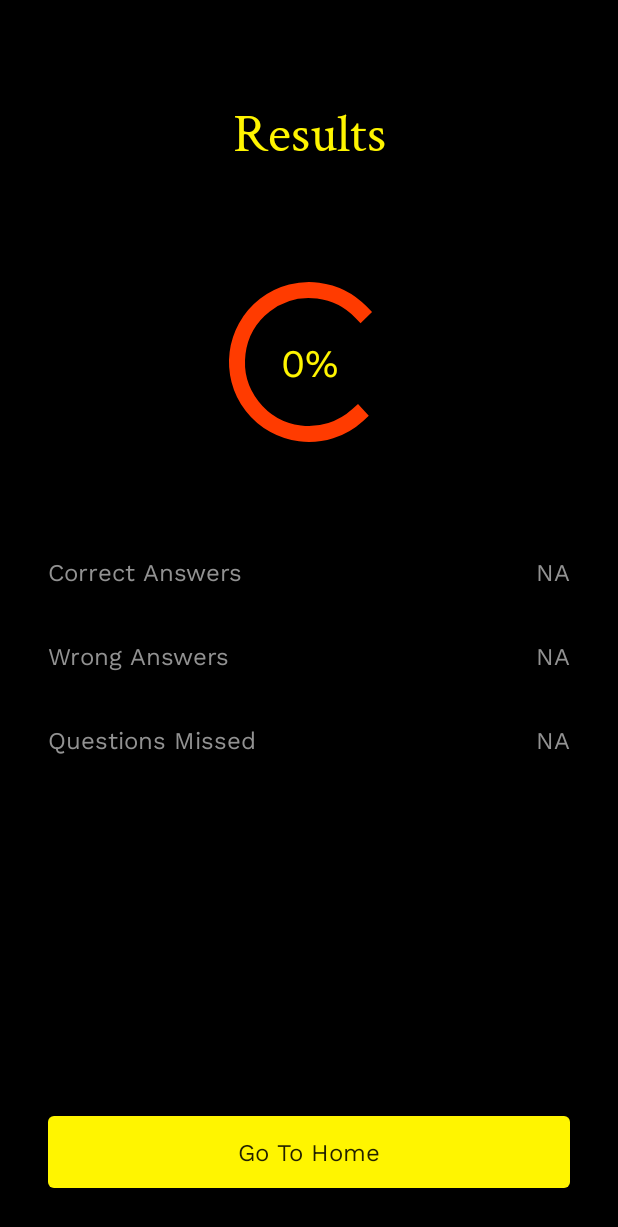
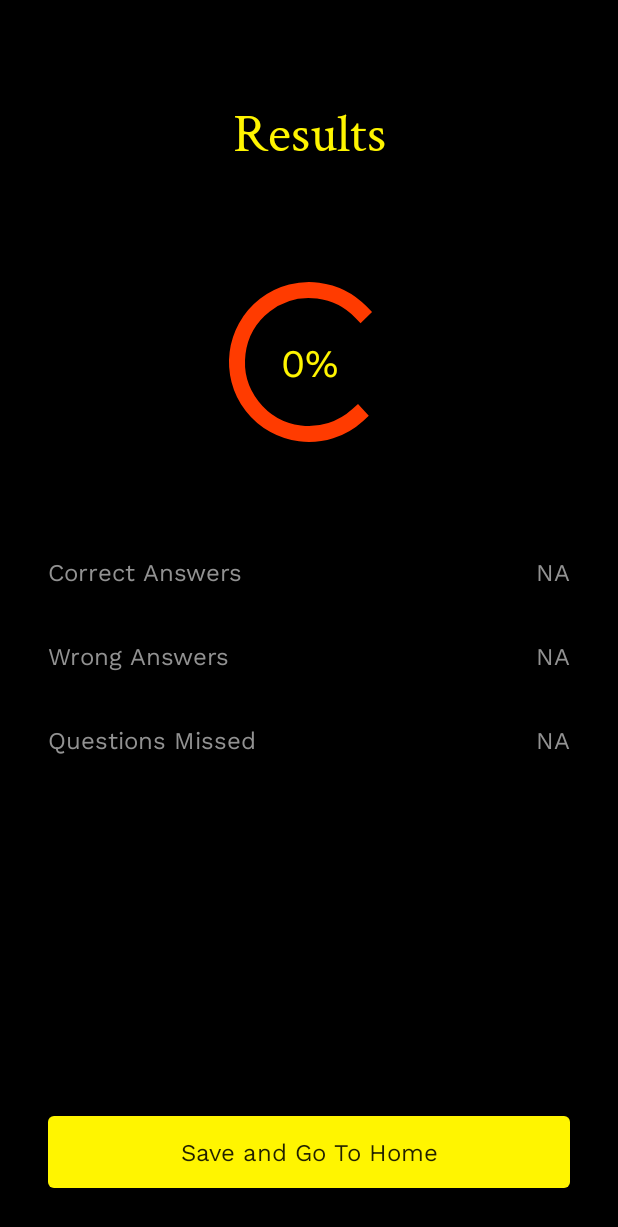
Before and after one commit to GeraudLuku/Squezap, an Android app: the fragment ResultFragment placed in its activity, on a phone screen of 412 x 824 dp. Shown: the top 1227 px of the screen. Run offline under Robolectric (Android 15) with nearby library versions, the phone set to English and light mode, and no system bars; our stand-ins replace Firebase (no records; nobody signed in at launch, a user with empty details on screens opened directly), RxJava; pictures from the network do not load; 8 statements that could not run were skipped.

Commit message:
added option of user to save the score to database

```diff
--- a/app/build.gradle
+++ b/app/build.gradle
@@ -30,8 +30,10 @@ dependencies {
     implementation 'androidx.appcompat:appcompat:1.1.0'
     implementation 'androidx.constraintlayout:constraintlayout:1.1.3'
     implementation 'androidx.legacy:legacy-support-v4:1.0.0'
+
     implementation 'com.google.firebase:firebase-auth:19.3.0'
     implementation 'com.google.firebase:firebase-database:19.2.1'
+
     testImplementation 'junit:junit:4.12'
     androidTestImplementation 'androidx.test.ext:junit:1.1.0'
     androidTestImplementation 'androidx.test.espresso:espresso-core:3.1.1'
@@ -61,7 +63,5 @@ dependencies {
     implementation 'com.github.bumptech.glide:glide:4.11.0'
     annotationProcessor 'com.github.bumptech.glide:compiler:4.11.0'
 
-    //Google Mobile Ads SDK
-    implementation 'com.google.android.gms:play-services-ads:19.0.1'
 
 }
--- a/app/src/main/java/com/geraud/quizzapp/Feature/DetailsFragment.java
+++ b/app/src/main/java/com/geraud/quizzapp/Feature/DetailsFragment.java
@@ -102,6 +102,8 @@ public class DetailsFragment extends Fragment implements View.OnClickListener {
         //start quiz button
         detailsStartBtn = view.findViewById(R.id.details_start_btn);
         detailsStartBtn.setOnClickListener(this);
+
+        //get and set last score
     }
 
 
@@ -109,7 +111,7 @@ public class DetailsFragment extends Fragment implements View.OnClickListener {
     @Override
     public void onClick(View v) {
         if (v.getId() == R.id.details_start_btn) {
-            Log.d("Object",category.toString());
+            Log.d("Object", category.toString());
             DetailsFragmentDirections.ActionDetailsFragmentToQuizFragment detailsFragmentToQuizFragment = DetailsFragmentDirections.actionDetailsFragmentToQuizFragment(category);
             navController.navigate(detailsFragmentToQuizFragment);
         }
--- a/app/src/main/java/com/geraud/quizzapp/Feature/QuizFragment.java
+++ b/app/src/main/java/com/geraud/quizzapp/Feature/QuizFragment.java
@@ -244,7 +244,7 @@ public class QuizFragment extends Fragment implements View.OnClickListener {
 
                 new AlertDialog.Builder(getActivity())
                         .setMessage("Are you sure you want to leave this quiz?")
-                        .setPositiveButton(android.R.string.yes, new DialogInterface.OnClickListener() {
+                        .setPositiveButton("Quit", new DialogInterface.OnClickListener() {
                             public void onClick(DialogInterface dialog, int which) {
                                 // Continue with leaving operation
                                 //total questions - (correct answered + wrong answered)
--- a/app/src/main/java/com/geraud/quizzapp/Feature/ResultFragment.java
+++ b/app/src/main/java/com/geraud/quizzapp/Feature/ResultFragment.java
@@ -9,6 +9,7 @@ import androidx.fragment.app.Fragment;
 import androidx.navigation.NavController;
 import androidx.navigation.Navigation;
 
+import android.util.Log;
 import android.view.LayoutInflater;
 import android.view.View;
 import android.view.ViewGroup;
@@ -19,18 +20,16 @@ import android.widget.Toast;
 
 import com.geraud.quizzapp.Model.Result;
 import com.geraud.quizzapp.R;
-import com.google.android.gms.ads.AdRequest;
-import com.google.android.gms.ads.MobileAds;
-import com.google.android.gms.ads.reward.RewardItem;
-import com.google.android.gms.ads.reward.RewardedVideoAd;
-import com.google.android.gms.ads.reward.RewardedVideoAdListener;
+import com.google.android.gms.tasks.OnFailureListener;
+import com.google.android.gms.tasks.OnSuccessListener;
+import com.google.firebase.auth.FirebaseAuth;
+import com.google.firebase.database.FirebaseDatabase;
 
 
-public class ResultFragment extends Fragment implements RewardedVideoAdListener {
+public class ResultFragment extends Fragment{
 
-    private static final String ADMOB_APP_ID = "ca-app-pub-4709428567137080~4107467797";
-
-    private RewardedVideoAd mRewardedVideoAd;
+    //private static final String ADMOB_APP_ID = "ca-app-pub-4709428567137080~4107467797";
+    private static final String ADMOB_APP_ID = "ca-app-pub-9390048287444061/3221111032";
 
     private NavController navController;
 
@@ -39,7 +38,7 @@ public class ResultFragment extends Fragment implements RewardedVideoAdListener
     private TextView resultMissed;
 
     private TextView resultPercent;
-    private ProgressBar resultProgress;
+    private ProgressBar resultProgress, savingProgress;
 
     private Result mResult;
 
@@ -53,21 +52,8 @@ public class ResultFragment extends Fragment implements RewardedVideoAdListener
     @Override
     public View onCreateView(LayoutInflater inflater, ViewGroup container,
                              Bundle savedInstanceState) {
-        // Inflate the layout for getContext() fragment
-        View view = inflater.inflate(R.layout.fragment_result, container, false);
 
-//        //show Admob
-//        // Use an activity context to get the rewarded video instance.
-//        mRewardedVideoAd = MobileAds.getRewardedVideoAdInstance(getActivity());
-//        mRewardedVideoAd.setRewardedVideoAdListener(this);
-//        mRewardedVideoAd.loadAd(ADMOB_APP_ID, new AdRequest.Builder().build());
-//
-//        //Display a rewarded video ad
-//        if (mRewardedVideoAd.isLoaded()) {
-//            mRewardedVideoAd.show();
-//        }
-
-        return view;
+        return inflater.inflate(R.layout.fragment_result, container, false);
     }
 
     @Override
@@ -87,17 +73,59 @@ public class ResultFragment extends Fragment implements RewardedVideoAdListener
         resultHomeBtn.setOnClickListener(new View.OnClickListener() {
             @Override
             public void onClick(View v) {
-                navController.navigate(R.id.action_resultFragment_to_listFragment);
+
+                //hide button and show progress bar
+                resultHomeBtn.setVisibility(View.INVISIBLE);
+                savingProgress.setVisibility(View.VISIBLE);
+
+                //start saving the data to firebase
+                //get current user uid
+                String userID = FirebaseAuth.getInstance().getCurrentUser().getUid();
+
+                //get scrore in percentage
+                //Calculate Progress
+                long total = (long) mResult.getCorrect() + mResult.getWrong() + mResult.getUnAnswered();
+                long percent = (mResult.getCorrect() * 100) / total;
+
+                //create database reference
+                FirebaseDatabase.getInstance().getReference().child("QuizScores")
+                        .child(userID)
+                        .child(mResult.getTitle())
+                        .setValue(percent)
+                        .addOnSuccessListener(new OnSuccessListener<Void>() {
+                            @Override
+                            public void onSuccess(Void aVoid) {
+                                //show success toast
+                                Toast.makeText(getContext(),"Updated score successfully",Toast.LENGTH_SHORT).show();
+                                //if it passed redirect user to home page
+                                navController.navigate(R.id.action_resultFragment_to_listFragment);
+                            }
+                        }).addOnFailureListener(new OnFailureListener() {
+                    @Override
+                    public void onFailure(@NonNull Exception e) {
+                        //if it failed
+                        //hide preogress bar and show button
+                        resultHomeBtn.setVisibility(View.VISIBLE);
+                        savingProgress.setVisibility(View.INVISIBLE);
+
+                        //tell user that it failed
+                        Toast.makeText(getContext(),"Failed to upload score",Toast.LENGTH_SHORT).show();
+                        Log.d("Failed Upload",e.getLocalizedMessage());
+                    }
+                });
             }
         });
 
         resultPercent = view.findViewById(R.id.results_percent);
         resultProgress = view.findViewById(R.id.results_progress);
+        savingProgress = view.findViewById(R.id.progressBar);
 
         //show results
         resultCorrect.setText(mResult.getCorrect()+ "");
         resultWrong.setText(mResult.getWrong()+ "");
         resultMissed.setText(mResult.getUnAnswered()+ "");
+
+        Log.d("Result",mResult.getTitle());  //Entertainment: Books   [String : Int]
 
         //Calculate Progress
         long total = (long) mResult.getCorrect() + mResult.getWrong() + mResult.getUnAnswered();
@@ -108,67 +136,4 @@ public class ResultFragment extends Fragment implements RewardedVideoAdListener
 
     }
 
-//    @Override
-//    public void onResume() {
-//        mRewardedVideoAd.resume(getActivity());
-//        super.onResume();
-//    }
-//
-//    @Override
-//    public void onPause() {
-//        mRewardedVideoAd.pause(getActivity());
-//        super.onPause();
-//    }
-//
-//    @Override
-//    public void onDestroy() {
-//        mRewardedVideoAd.destroy(getActivity());
-//        super.onDestroy();
-//    }
-
-
-
-    @Override
-    public void onRewarded(RewardItem reward) {
-        Toast.makeText(getContext(), "onRewarded! currency: " + reward.getType() + "  amount: " +
-                reward.getAmount(), Toast.LENGTH_SHORT).show();
-        // Reward the user.
-    }
-
-    @Override
-    public void onRewardedVideoAdLeftApplication() {
-        Toast.makeText(getContext(), "onRewardedVideoAdLeftApplication",
-                Toast.LENGTH_SHORT).show();
-    }
-
-    @Override
-    public void onRewardedVideoAdClosed() {
-        Toast.makeText(getContext(), "onRewardedVideoAdClosed", Toast.LENGTH_SHORT).show();
-    }
-
-    @Override
-    public void onRewardedVideoAdFailedToLoad(int errorCode) {
-        Toast.makeText(getContext(), "onRewardedVideoAdFailedToLoad", Toast.LENGTH_SHORT).show();
-    }
-
-    @Override
-    public void onRewardedVideoAdLoaded() {
-        Toast.makeText(getContext(), "onRewardedVideoAdLoaded", Toast.LENGTH_SHORT).show();
-    }
-
-    @Override
-    public void onRewardedVideoAdOpened() {
-        Toast.makeText(getContext(), "onRewardedVideoAdOpened", Toast.LENGTH_SHORT).show();
-    }
-
-    @Override
-    public void onRewardedVideoStarted() {
-        Toast.makeText(getContext(), "onRewardedVideoStarted", Toast.LENGTH_SHORT).show();
-    }
-
-    @Override
-    public void onRewardedVideoCompleted() {
-        Toast.makeText(getContext(), "onRewardedVideoCompleted", Toast.LENGTH_SHORT).show();
-    }
-
 }
--- a/app/src/main/java/com/geraud/quizzapp/Feature/StartFragment.java
+++ b/app/src/main/java/com/geraud/quizzapp/Feature/StartFragment.java
@@ -86,6 +86,8 @@ public class StartFragment extends Fragment {
                 }
             });
         } else {
+            //print UID
+            Log.d("Start",currentUser.getUid());
             //Navigate to Homepage
             startFeedbackText.setText("Logged in...");
             navController.navigate(R.id.action_startFragment_to_listFragment);
--- a/app/src/main/java/com/geraud/quizzapp/MainActivity.java
+++ b/app/src/main/java/com/geraud/quizzapp/MainActivity.java
@@ -3,8 +3,6 @@ package com.geraud.quizzapp;
 import androidx.appcompat.app.AppCompatActivity;
 
 import android.os.Bundle;
-
-import com.google.android.gms.ads.MobileAds;
 
 public class MainActivity extends AppCompatActivity {
 
@@ -14,8 +12,5 @@ public class MainActivity extends AppCompatActivity {
     protected void onCreate(Bundle savedInstanceState) {
         super.onCreate(savedInstanceState);
         setContentView(R.layout.activity_main);
-
-        // Sample AdMob app ID: ca-app-pub-3940256099942544~3347511713
-        MobileAds.initialize(this, ADMOB_APP_ID);
     }
 }
--- a/app/src/main/res/layout/fragment_result.xml
+++ b/app/src/main/res/layout/fragment_result.xml
@@ -124,6 +124,17 @@
         app:layout_constraintEnd_toEndOf="parent"
         app:layout_constraintTop_toBottomOf="@+id/results_wrong_text" />
 
+    <ProgressBar
+        android:id="@+id/progressBar"
+        style="?android:attr/progressBarStyle"
+        android:layout_width="wrap_content"
+        android:layout_height="wrap_content"
+        android:visibility="invisible"
+        android:layout_marginBottom="32dp"
+        app:layout_constraintBottom_toBottomOf="parent"
+        app:layout_constraintEnd_toEndOf="parent"
+        app:layout_constraintStart_toStartOf="parent"/>
+
     <Button
         android:id="@+id/results_home_btn"
         android:layout_width="0dp"
@@ -133,7 +144,7 @@
         android:layout_marginBottom="32dp"
         android:background="@drawable/primary_btn_bg"
         android:fontFamily="@font/work_sans"
-        android:text="Go To Home"
+        android:text="Save and Go To Home"
         android:textAllCaps="false"
         android:textSize="16sp"
         app:layout_constraintBottom_toBottomOf="parent"
```
